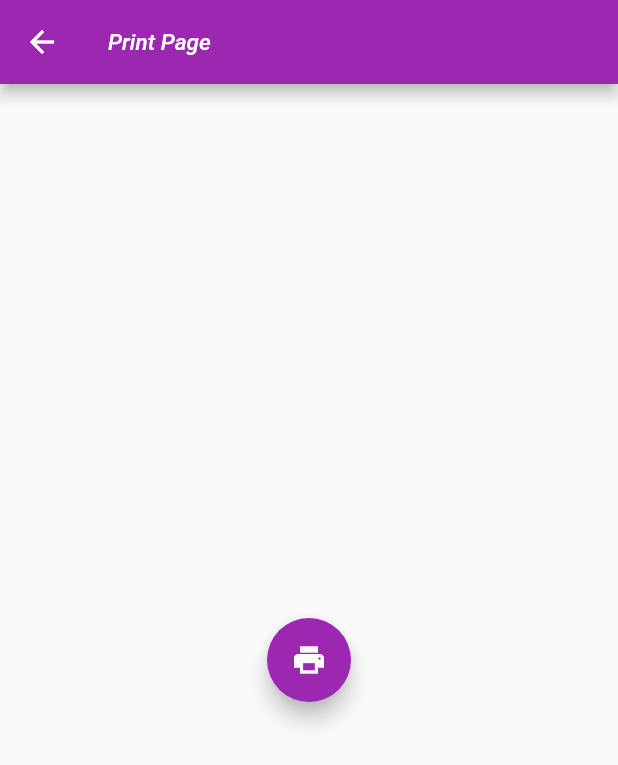
After one commit to sagarsi02/flutter_bluetooth_printer, a Flutter app: the PrintPage screen opened directly, after a tap on the "print" icon, on a phone screen of 412 x 824 dp. The commit adds this screen. Shown: the top 765 px of the screen. Run offline on Flutter 3.47's test engine with Material 2 defaults, Android fonts, the phone set to English and light mode, and no system bars; our stand-ins replace rxdart; generated files the repository leaves out were written again.

Commit message:
print_page

```diff
--- /dev/null
+++ b/example/lib/PrintPage/print_page.dart
@@ -0,0 +1,53 @@
+import 'package:flutter/material.dart';
+import '../main.dart';
+import 'dart:convert';
+
+import 'package:flutter/material.dart';
+import 'package:flutter_bluetooth_plus/flutter_bluetooth_plus.dart';
+import 'package:flutter_bluetooth_plus_example/PrintPage/print_page.dart';
+class PrintPage extends StatefulWidget {
+
+
+  @override
+  State<PrintPage> createState() => _PrintPageState();
+}
+
+class _PrintPageState extends State<PrintPage> {
+  BluetoothManager bluetoothManager = BluetoothManager.instance;
+
+  void _sendData() async {
+    String Company_name = 'GramPower';
+    List<int> bytes = latin1
+        .encode(
+            // Company NameF
+            '$Company_name\n'
+                // Address
+                +
+                '3rd Floor,Arihant Plaza,Block F,Vaishali Nagar,Jaipur 302021 \n\n'
+                // Customer Name and Details
+                +
+                'Name : Sagar Singh \n Address : A396, Vaishali Nagar, Jaipur \n Designation : Back-end Developer \n Location : Jaipur\n\n\n\n')
+        .toList();
+    print('\n\n\n');
+    print(_sendData);
+
+    await bluetoothManager.writeData(bytes);
+  }
+
+
+  @override
+  Widget build(BuildContext context) {
+    return Scaffold(
+      appBar: AppBar(
+        title: Text('Print Page'),
+      ),
+      body: Center(
+        child: FloatingActionButton(
+          child: Icon(Icons.print),
+          // onPressed: connected ? _sendData : null,
+          onPressed: _sendData,
+        ),
+      ),
+    );
+  }
+}
```
Also changed, not shown: example/lib/main.dart (+19 -20 lines).
